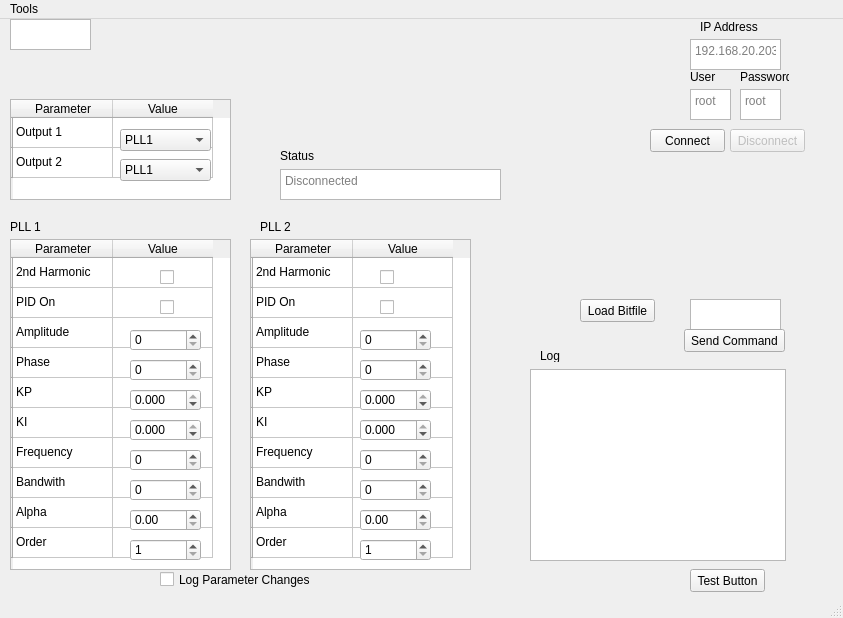
Before: the Qt Designer form mainwindow.ui in vhock/Phase-locked-Loop, drawn with Qt 5.
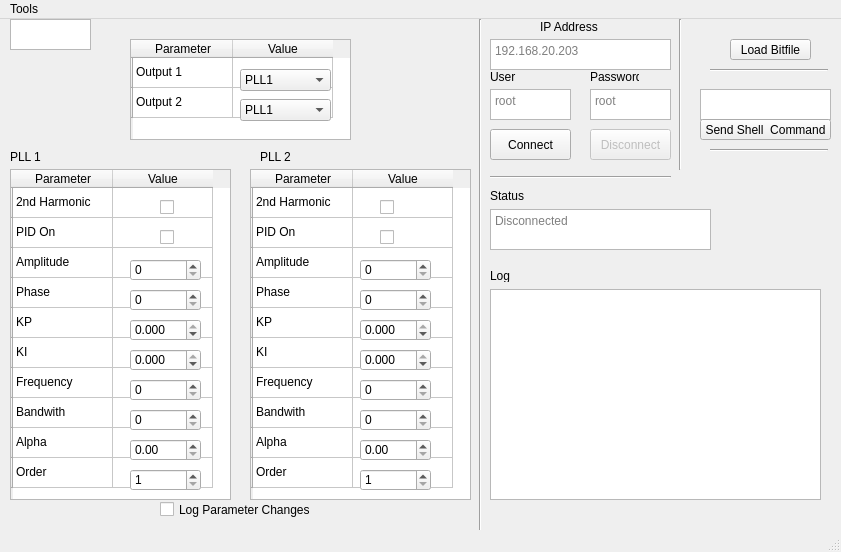
After: the same form once the commit is applied. Icons and pictures are not drawn.

Diff of the .ui file:
```diff
--- a/mainwindow.ui
+++ b/mainwindow.ui
@@ -9,8 +9,8 @@
    <rect>
     <x>0</x>
     <y>0</y>
-    <width>843</width>
-    <height>618</height>
+    <width>841</width>
+    <height>552</height>
    </rect>
   </property>
   <property name="windowTitle">
@@ -20,9 +20,9 @@
    <widget class="QTextEdit" name="ipAddress">
     <property name="geometry">
      <rect>
-      <x>690</x>
+      <x>490</x>
       <y>20</y>
-      <width>91</width>
+      <width>181</width>
       <height>31</height>
      </rect>
     </property>
@@ -33,10 +33,10 @@
    <widget class="QPushButton" name="connectButton">
     <property name="geometry">
      <rect>
-      <x>650</x>
+      <x>490</x>
       <y>110</y>
-      <width>75</width>
-      <height>23</height>
+      <width>81</width>
+      <height>31</height>
      </rect>
     </property>
     <property name="text">
@@ -46,20 +46,20 @@
    <widget class="QTextBrowser" name="logBox">
     <property name="geometry">
      <rect>
-      <x>530</x>
-      <y>350</y>
-      <width>256</width>
-      <height>192</height>
+      <x>490</x>
+      <y>270</y>
+      <width>331</width>
+      <height>211</height>
      </rect>
     </property>
    </widget>
    <widget class="QTextBrowser" name="statusBox">
     <property name="geometry">
      <rect>
-      <x>280</x>
-      <y>150</y>
+      <x>490</x>
+      <y>190</y>
       <width>221</width>
-      <height>31</height>
+      <height>41</height>
      </rect>
     </property>
     <property name="placeholderText">
@@ -82,10 +82,10 @@
     </property>
     <property name="geometry">
      <rect>
-      <x>730</x>
+      <x>590</x>
       <y>110</y>
-      <width>75</width>
-      <height>23</height>
+      <width>81</width>
+      <height>31</height>
      </rect>
     </property>
     <property name="text">
@@ -98,10 +98,10 @@
    <widget class="QPushButton" name="loadBitfileButton">
     <property name="geometry">
      <rect>
-      <x>580</x>
-      <y>280</y>
-      <width>75</width>
-      <height>23</height>
+      <x>730</x>
+      <y>20</y>
+      <width>81</width>
+      <height>21</height>
      </rect>
     </property>
     <property name="text">
@@ -111,9 +111,9 @@
    <widget class="QTextEdit" name="commandBox">
     <property name="geometry">
      <rect>
-      <x>690</x>
-      <y>280</y>
-      <width>91</width>
+      <x>700</x>
+      <y>70</y>
+      <width>131</width>
       <height>31</height>
      </rect>
     </property>
@@ -125,7 +125,7 @@
     <property name="geometry">
      <rect>
       <x>130</x>
-      <y>430</y>
+      <y>360</y>
       <width>71</width>
       <height>22</height>
      </rect>
@@ -140,8 +140,8 @@
    <widget class="QLabel" name="label">
     <property name="geometry">
      <rect>
-      <x>540</x>
-      <y>330</y>
+      <x>490</x>
+      <y>250</y>
       <width>47</width>
       <height>13</height>
      </rect>
@@ -157,7 +157,7 @@
     <property name="geometry">
      <rect>
       <x>10</x>
-      <y>220</y>
+      <y>150</y>
       <width>221</width>
       <height>331</height>
      </rect>
@@ -283,7 +283,7 @@
     <property name="geometry">
      <rect>
       <x>130</x>
-      <y>370</y>
+      <y>300</y>
       <width>71</width>
       <height>22</height>
      </rect>
@@ -305,7 +305,7 @@
     <property name="geometry">
      <rect>
       <x>130</x>
-      <y>400</y>
+      <y>330</y>
       <width>71</width>
       <height>22</height>
      </rect>
@@ -327,7 +327,7 @@
     <property name="geometry">
      <rect>
       <x>130</x>
-      <y>340</y>
+      <y>270</y>
       <width>71</width>
       <height>22</height>
      </rect>
@@ -343,7 +343,7 @@
     <property name="geometry">
      <rect>
       <x>130</x>
-      <y>310</y>
+      <y>240</y>
       <width>71</width>
       <height>22</height>
      </rect>
@@ -359,7 +359,7 @@
     <property name="geometry">
      <rect>
       <x>130</x>
-      <y>460</y>
+      <y>390</y>
       <width>71</width>
       <height>22</height>
      </rect>
@@ -375,7 +375,7 @@
     <property name="geometry">
      <rect>
       <x>130</x>
-      <y>520</y>
+      <y>450</y>
       <width>71</width>
       <height>22</height>
      </rect>
@@ -393,34 +393,21 @@
    <widget class="QPushButton" name="sendArbitraryCommandBtn">
     <property name="geometry">
      <rect>
-      <x>684</x>
-      <y>310</y>
-      <width>101</width>
-      <height>23</height>
+      <x>700</x>
+      <y>100</y>
+      <width>131</width>
+      <height>21</height>
      </rect>
     </property>
     <property name="text">
-     <string>Send Command</string>
-    </property>
-   </widget>
-   <widget class="QPushButton" name="pushButton">
-    <property name="geometry">
-     <rect>
-      <x>690</x>
-      <y>550</y>
-      <width>75</width>
-      <height>23</height>
-     </rect>
-    </property>
-    <property name="text">
-     <string>Test Button</string>
+     <string>Send Shell  Command</string>
     </property>
    </widget>
    <widget class="QCheckBox" name="pll1_2nd_harm_cb">
     <property name="geometry">
      <rect>
       <x>160</x>
-      <y>250</y>
+      <y>180</y>
       <width>70</width>
       <height>17</height>
      </rect>
@@ -433,7 +420,7 @@
     <property name="geometry">
      <rect>
       <x>160</x>
-      <y>280</y>
+      <y>210</y>
       <width>70</width>
       <height>17</height>
      </rect>
@@ -445,8 +432,8 @@
    <widget class="QTableWidget" name="tableWidget_2">
     <property name="geometry">
      <rect>
-      <x>10</x>
-      <y>80</y>
+      <x>130</x>
+      <y>20</y>
       <width>221</width>
       <height>101</height>
      </rect>
@@ -491,8 +478,8 @@
    <widget class="QComboBox" name="output1_combobox">
     <property name="geometry">
      <rect>
-      <x>120</x>
-      <y>110</y>
+      <x>240</x>
+      <y>50</y>
       <width>91</width>
       <height>22</height>
      </rect>
@@ -541,8 +528,8 @@
    <widget class="QComboBox" name="output2_combobox">
     <property name="geometry">
      <rect>
-      <x>120</x>
-      <y>140</y>
+      <x>240</x>
+      <y>80</y>
       <width>91</width>
       <height>22</height>
      </rect>
@@ -592,7 +579,7 @@
     <property name="geometry">
      <rect>
       <x>130</x>
-      <y>490</y>
+      <y>420</y>
       <width>71</width>
       <height>22</height>
      </rect>
@@ -607,9 +594,9 @@
    <widget class="QTextEdit" name="connect_user_box">
     <property name="geometry">
      <rect>
-      <x>690</x>
+      <x>490</x>
       <y>70</y>
-      <width>41</width>
+      <width>81</width>
       <height>31</height>
      </rect>
     </property>
@@ -620,9 +607,9 @@
    <widget class="QTextEdit" name="connect_password_box">
     <property name="geometry">
      <rect>
-      <x>740</x>
+      <x>590</x>
       <y>70</y>
-      <width>41</width>
+      <width>81</width>
       <height>31</height>
      </rect>
     </property>
@@ -633,7 +620,7 @@
    <widget class="QLabel" name="user_label">
     <property name="geometry">
      <rect>
-      <x>690</x>
+      <x>490</x>
       <y>50</y>
       <width>49</width>
       <height>16</height>
@@ -646,7 +633,7 @@
    <widget class="QLabel" name="password_label">
     <property name="geometry">
      <rect>
-      <x>740</x>
+      <x>590</x>
       <y>50</y>
       <width>49</width>
       <height>16</height>
@@ -659,7 +646,7 @@
    <widget class="QLabel" name="ip_address_label">
     <property name="geometry">
      <rect>
-      <x>700</x>
+      <x>540</x>
       <y>0</y>
       <width>71</width>
       <height>16</height>
@@ -673,7 +660,7 @@
     <property name="geometry">
      <rect>
       <x>160</x>
-      <y>550</y>
+      <y>480</y>
       <width>151</width>
       <height>21</height>
      </rect>
@@ -686,7 +673,7 @@
     <property name="geometry">
      <rect>
       <x>250</x>
-      <y>220</y>
+      <y>150</y>
       <width>221</width>
       <height>331</height>
      </rect>
@@ -812,7 +799,7 @@
     <property name="geometry">
      <rect>
       <x>360</x>
-      <y>370</y>
+      <y>300</y>
       <width>71</width>
       <height>22</height>
      </rect>
@@ -834,7 +821,7 @@
     <property name="geometry">
      <rect>
       <x>360</x>
-      <y>430</y>
+      <y>360</y>
       <width>71</width>
       <height>22</height>
      </rect>
@@ -850,7 +837,7 @@
     <property name="geometry">
      <rect>
       <x>360</x>
-      <y>340</y>
+      <y>270</y>
       <width>71</width>
       <height>22</height>
      </rect>
@@ -866,7 +853,7 @@
     <property name="geometry">
      <rect>
       <x>360</x>
-      <y>400</y>
+      <y>330</y>
       <width>71</width>
       <height>22</height>
      </rect>
@@ -888,7 +875,7 @@
     <property name="geometry">
      <rect>
       <x>360</x>
-      <y>310</y>
+      <y>240</y>
       <width>71</width>
       <height>22</height>
      </rect>
@@ -904,7 +891,7 @@
     <property name="geometry">
      <rect>
       <x>360</x>
-      <y>490</y>
+      <y>420</y>
       <width>71</width>
       <height>22</height>
      </rect>
@@ -920,7 +907,7 @@
     <property name="geometry">
      <rect>
       <x>360</x>
-      <y>460</y>
+      <y>390</y>
       <width>71</width>
       <height>22</height>
      </rect>
@@ -936,7 +923,7 @@
     <property name="geometry">
      <rect>
       <x>360</x>
-      <y>520</y>
+      <y>450</y>
       <width>71</width>
       <height>22</height>
      </rect>
@@ -955,7 +942,7 @@
     <property name="geometry">
      <rect>
       <x>380</x>
-      <y>280</y>
+      <y>210</y>
       <width>70</width>
       <height>17</height>
      </rect>
@@ -968,7 +955,7 @@
     <property name="geometry">
      <rect>
       <x>380</x>
-      <y>250</y>
+      <y>180</y>
       <width>70</width>
       <height>17</height>
      </rect>
@@ -980,8 +967,8 @@
    <widget class="QLabel" name="label_2">
     <property name="geometry">
      <rect>
-      <x>280</x>
-      <y>130</y>
+      <x>490</x>
+      <y>170</y>
       <width>47</width>
       <height>13</height>
      </rect>
@@ -997,7 +984,7 @@
     <property name="geometry">
      <rect>
       <x>10</x>
-      <y>200</y>
+      <y>130</y>
       <width>49</width>
       <height>16</height>
      </rect>
@@ -1010,7 +997,7 @@
     <property name="geometry">
      <rect>
       <x>260</x>
-      <y>200</y>
+      <y>130</y>
       <width>49</width>
       <height>16</height>
      </rect>
@@ -1019,6 +1006,72 @@
      <string>PLL 2</string>
     </property>
    </widget>
+   <widget class="Line" name="line">
+    <property name="geometry">
+     <rect>
+      <x>710</x>
+      <y>50</y>
+      <width>118</width>
+      <height>3</height>
+     </rect>
+    </property>
+    <property name="orientation">
+     <enum>Qt::Horizontal</enum>
+    </property>
+   </widget>
+   <widget class="Line" name="line_2">
+    <property name="geometry">
+     <rect>
+      <x>710</x>
+      <y>130</y>
+      <width>118</width>
+      <height>3</height>
+     </rect>
+    </property>
+    <property name="orientation">
+     <enum>Qt::Horizontal</enum>
+    </property>
+   </widget>
+   <widget class="Line" name="line_3">
+    <property name="geometry">
+     <rect>
+      <x>470</x>
+      <y>0</y>
+      <width>20</width>
+      <height>531</height>
+     </rect>
+    </property>
+    <property name="orientation">
+     <enum>Qt::Vertical</enum>
+    </property>
+   </widget>
+   <widget class="Line" name="line_4">
+    <property name="geometry">
+     <rect>
+      <x>490</x>
+      <y>150</y>
+      <width>181</width>
+      <height>16</height>
+     </rect>
+    </property>
+    <property name="orientation">
+     <enum>Qt::Horizontal</enum>
+    </property>
+   </widget>
+   <widget class="Line" name="line_5">
+    <property name="geometry">
+     <rect>
+      <x>670</x>
+      <y>0</y>
+      <width>20</width>
+      <height>151</height>
+     </rect>
+    </property>
+    <property name="orientation">
+     <enum>Qt::Vertical</enum>
+    </property>
+   </widget>
+   <zorder>logBox</zorder>
    <zorder>tableWidget</zorder>
    <zorder>ipAddress</zorder>
    <zorder>connectButton</zorder>
@@ -1070,7 +1123,7 @@
     <rect>
      <x>0</x>
      <y>0</y>
-     <width>843</width>
+     <width>841</width>
      <height>22</height>
     </rect>
    </property>
```
Left out of the diff: 13 changed lines with no effect on the pictures.
